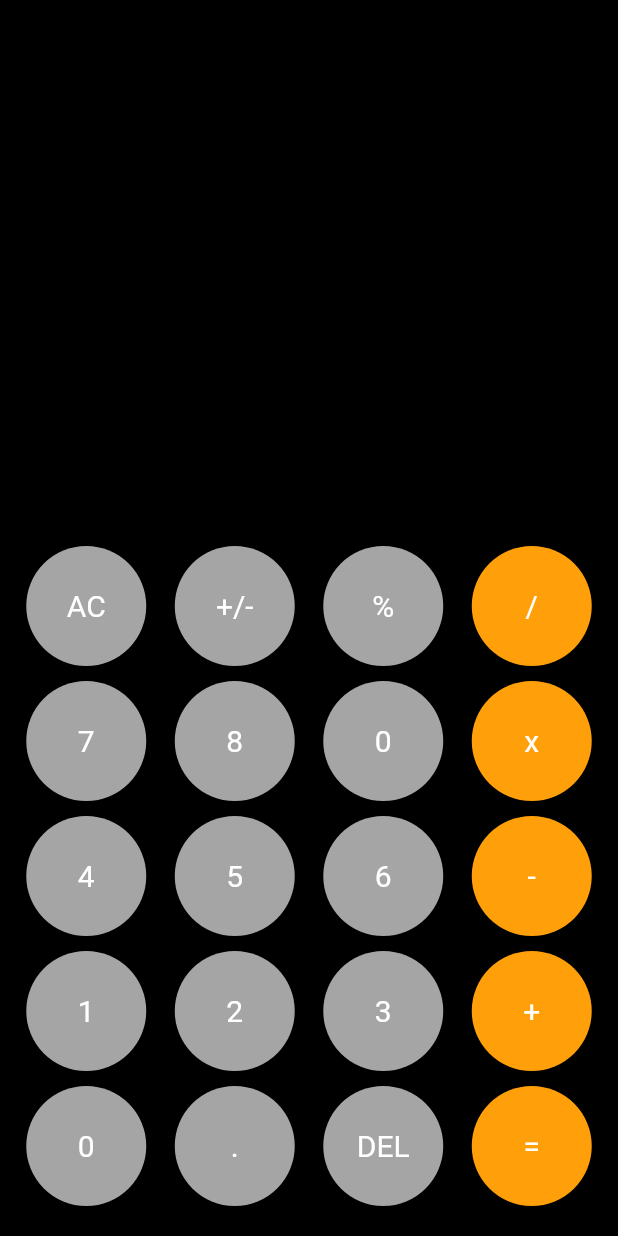
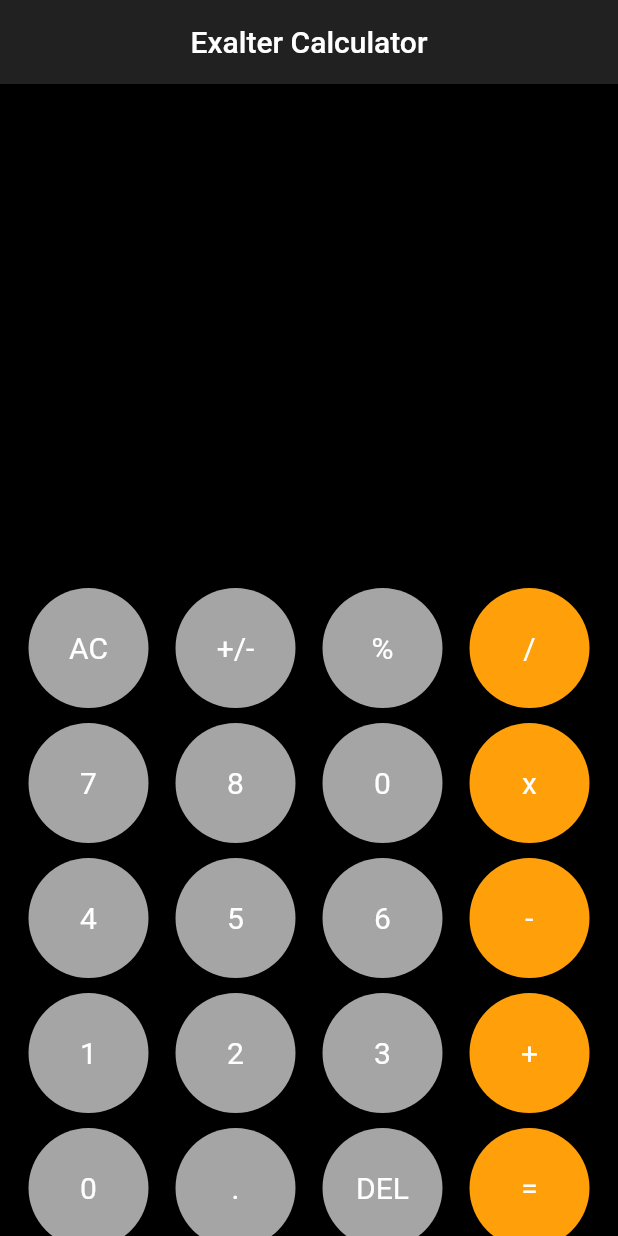
Before and after one commit to Exalter104/Calculator_App, a Flutter app: the screen it shows after launch, after a tap on "DEL", on a phone screen of 412 x 824 dp. Run offline on Flutter 3.47's test engine with Material 2 defaults, Android fonts, the phone set to English and light mode, and no system bars; our stand-ins replace math_expressions.

Commit message:
Calculator is ready for use

```diff
--- a/calculator_app/lib/calculatorhome.dart
+++ b/calculator_app/lib/calculatorhome.dart
@@ -1,5 +1,6 @@
 import 'package:calculator_app/components.dart/buttons.dart';
 import 'package:flutter/material.dart';
+import 'package:math_expressions/math_expressions.dart';
 
 class CalculatorApp extends StatefulWidget {
   const CalculatorApp({super.key});
@@ -14,31 +15,45 @@ class _CalculatorAppState extends State<CalculatorApp> {
   @override
   Widget build(BuildContext context) {
     return Scaffold(
+      appBar: AppBar(
+        title: const Center(child: Text("Exalter Calculator")),
+        backgroundColor: const Color.fromARGB(255, 33, 33, 33),
+      ),
       backgroundColor: Colors.black,
       body: SafeArea(
         child: Padding(
-          padding: const EdgeInsets.all(8.0),
+          padding: const EdgeInsets.symmetric(horizontal: 10),
           child: Column(
             children: [
-              const SizedBox(
-                height: 130,
-              ),
               Expanded(
                 child: Padding(
                   padding: const EdgeInsets.symmetric(horizontal: 10),
                   child: Column(
+                    mainAxisAlignment: MainAxisAlignment.end,
+                    crossAxisAlignment: CrossAxisAlignment.end,
                     children: [
-                      Text(
-                        userInput.toString(),
-                        style: const TextStyle(color: Colors.white),
+                      Align(
+                        alignment: Alignment.bottomRight,
+                        child: Text(
+                          userInput.toString(),
+                          style: const TextStyle(
+                              color: Colors.white, fontSize: 30),
+                        ),
+                      ),
+                      const SizedBox(
+                        height: 15,
                       ),
                       Text(
                         answer.toString(),
-                        style: const TextStyle(color: Colors.white),
+                        style:
+                            const TextStyle(color: Colors.white, fontSize: 30),
                       ),
                     ],
                   ),
                 ),
+              ),
+              const SizedBox(
+                height: 120,
               ),
               Expanded(
                 flex: 2,
@@ -139,7 +154,10 @@ class _CalculatorAppState extends State<CalculatorApp> {
                         ),
                         MyButton(
                           title: "6",
-                          onPress: () {},
+                          onPress: () {
+                            userInput += "6";
+                            setState(() {});
+                          },
                         ),
                         MyButton(
                           title: "-",
@@ -210,12 +228,16 @@ class _CalculatorAppState extends State<CalculatorApp> {
                         ),
                         MyButton(
                           title: "DEL",
-                          onPress: () {},
+                          onPress: () {
+                            userInput =
+                                userInput.substring(0, userInput.length - 1);
+                            setState(() {});
+                          },
                         ),
                         MyButton(
                           title: "=",
                           onPress: () {
-                            userInput += "DEL";
+                            equalPress();
                             setState(() {});
                           },
                           colors: const Color(0xffffa00a),
@@ -231,4 +253,15 @@ class _CalculatorAppState extends State<CalculatorApp> {
       ),
     );
   }
+
+  void equalPress() {
+    String finalUserInput = userInput;
+
+    finalUserInput = userInput.replaceAll("x", "*");
+    Parser p = Parser();
+    Expression expression = p.parse(finalUserInput);
+    ContextModel contextModel = ContextModel();
+    double eval = expression.evaluate(EvaluationType.REAL, contextModel);
+    answer = eval.toString();
+  }
 }
--- a/calculator_app/pubspec.yaml
+++ b/calculator_app/pubspec.yaml
@@ -36,6 +36,7 @@ dependencies:
   # The following adds the Cupertino Icons font to your application.
   # Use with the CupertinoIcons class for iOS style icons.
   cupertino_icons: ^1.0.2
+  math_expressions: ^2.3.1
 
 dev_dependencies:
   flutter_test:
```
Also changed, not shown: calculator_app/pubspec.lock.
